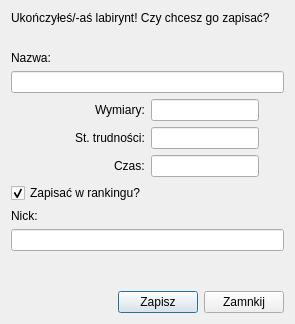
Old version of the form windialog.ui in the repository 289698/GenerowanieLabiryntu.
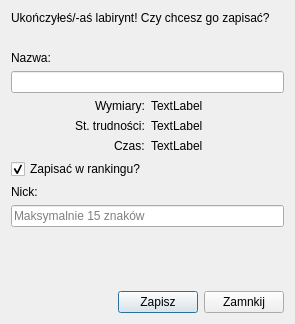
New version of the form.

What changed in the file:
```diff
--- a/windialog.ui
+++ b/windialog.ui
@@ -53,40 +53,48 @@
    </item>
    <item>
     <layout class="QGridLayout" name="gridLayout">
-     <item row="0" column="1" alignment="Qt::AlignLeft">
-      <widget class="QLineEdit" name="le_hxw">
-       <property name="placeholderText">
-        <string/>
+     <item row="0" column="2" alignment="Qt::AlignLeft">
+      <widget class="QLabel" name="label_hxw">
+       <property name="text">
+        <string>TextLabel</string>
        </property>
       </widget>
      </item>
-     <item row="1" column="0" alignment="Qt::AlignRight">
+     <item row="1" column="2" alignment="Qt::AlignLeft">
       <widget class="QLabel" name="label_difficulty">
        <property name="text">
+        <string>TextLabel</string>
+       </property>
+      </widget>
+     </item>
+     <item row="1" column="0" alignment="Qt::AlignRight">
+      <widget class="QLabel" name="label_difficultyText">
+       <property name="text">
         <string>St. trudności:</string>
        </property>
       </widget>
      </item>
-     <item row="1" column="1" alignment="Qt::AlignLeft">
-      <widget class="QLineEdit" name="le_difficulty"/>
-     </item>
-     <item row="2" column="1" alignment="Qt::AlignLeft">
-      <widget class="QLineEdit" name="le_seconds"/>
-     </item>
      <item row="2" column="0" alignment="Qt::AlignRight">
-      <widget class="QLabel" name="label_seconds">
+      <widget class="QLabel" name="label_secondsText">
        <property name="text">
         <string>Czas:</string>
        </property>
       </widget>
      </item>
      <item row="0" column="0" alignment="Qt::AlignRight">
-      <widget class="QLabel" name="label_hxw">
+      <widget class="QLabel" name="label_hxwText">
        <property name="text">
         <string>Wymiary:</string>
        </property>
       </widget>
      </item>
+     <item row="2" column="2" alignment="Qt::AlignLeft">
+      <widget class="QLabel" name="label_seconds">
+       <property name="text">
+        <string>TextLabel</string>
+       </property>
+      </widget>
+     </item>
     </layout>
    </item>
    <item>
@@ -115,7 +123,20 @@
       </widget>
      </item>
      <item>
-      <widget class="QLineEdit" name="le_nick"/>
+      <widget class="QLineEdit" name="le_nick">
+       <property name="toolTip">
+        <string/>
+       </property>
+       <property name="toolTipDuration">
+        <number>3</number>
+       </property>
+       <property name="maxLength">
+        <number>15</number>
+       </property>
+       <property name="placeholderText">
+        <string>Maksymalnie 15 znaków</string>
+       </property>
+      </widget>
      </item>
     </layout>
    </item>
```
Left out of the diff: 2 changed lines with no effect on the pictures.
